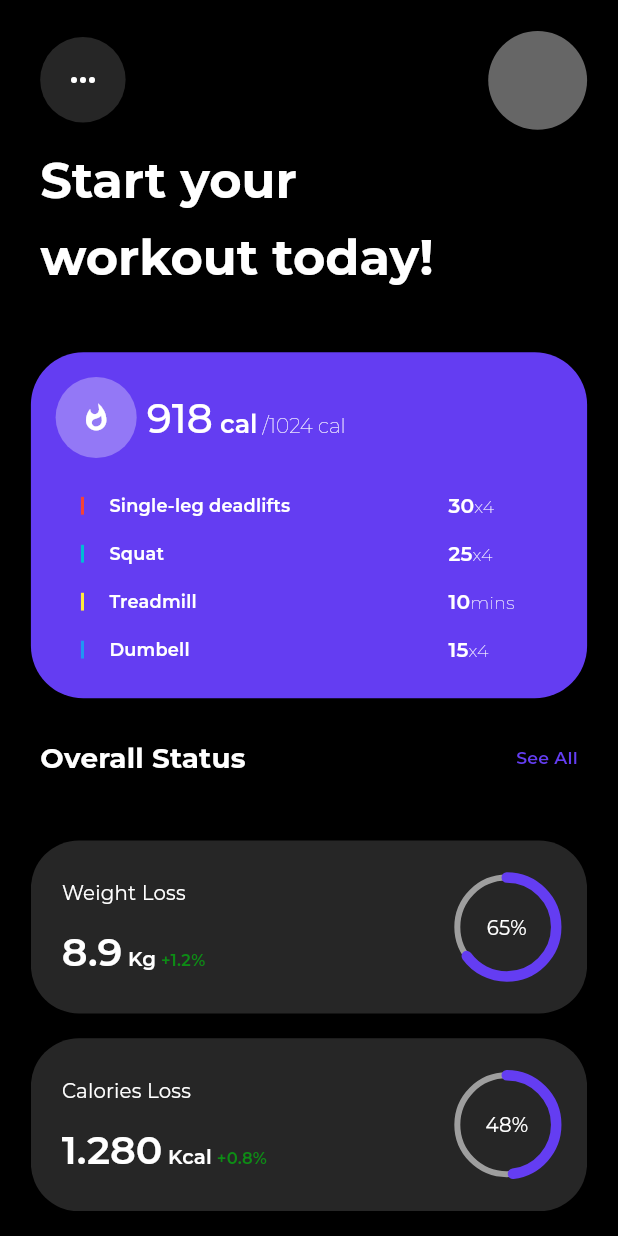
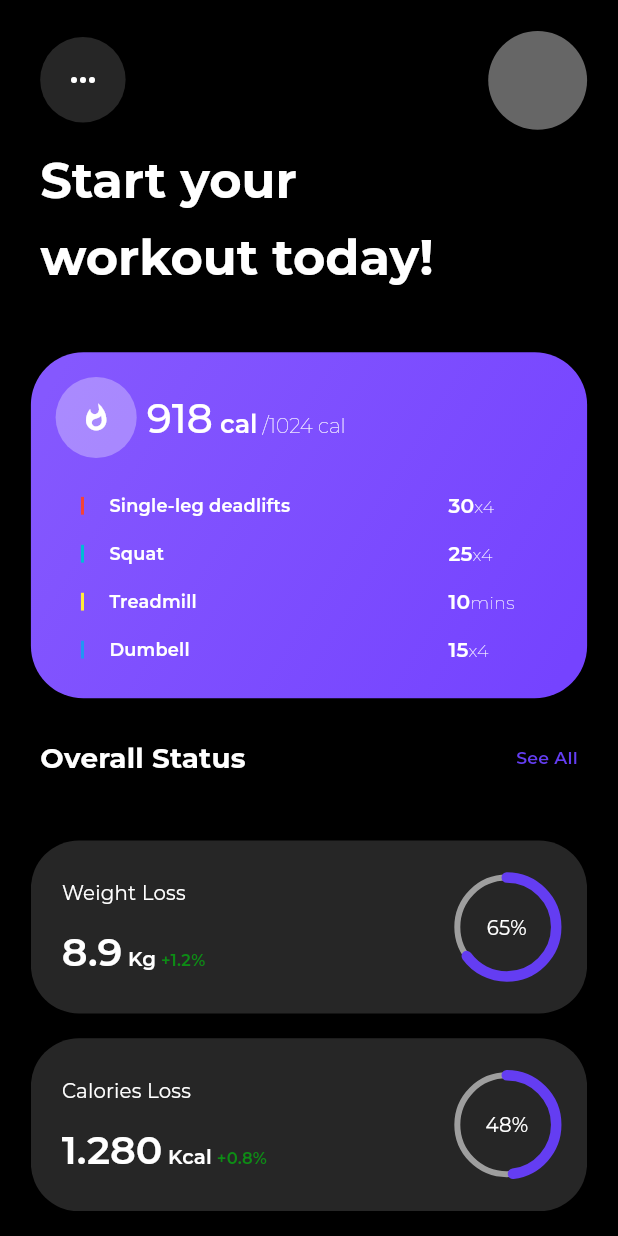
Before and after one commit to bhawesh2002/workout_planner_app_ui, a Flutter app: the screen it shows after launch, on a phone screen of 412 x 824 dp. Run offline on Flutter 3.47's test engine with Material 3 defaults, Android fonts, the phone set to English and light mode, and no system bars; our stand-ins replace google_fonts.

Commit message:
Update workout status card background color to use gradient

```diff
--- a/lib/widgets/workout_status_card.dart
+++ b/lib/widgets/workout_status_card.dart
@@ -12,7 +12,7 @@ class WorkoutStatusCard extends StatelessWidget {
       decoration: BoxDecoration(
         borderRadius:
             BorderRadius.circular(MediaQuery.of(context).size.width * 0.085),
-        color: AppColors.primary,
+        gradient: AppColors.primaryGradient,
       ),
       padding: EdgeInsets.symmetric(
         vertical: MediaQuery.of(context).size.height * 0.02,
```
